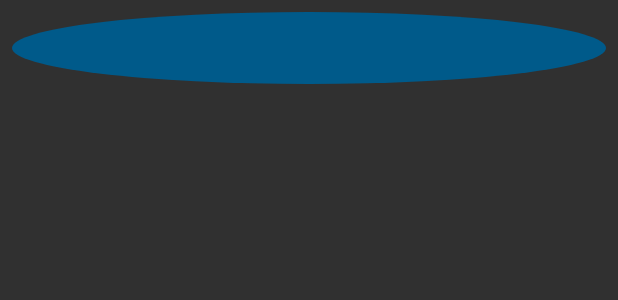
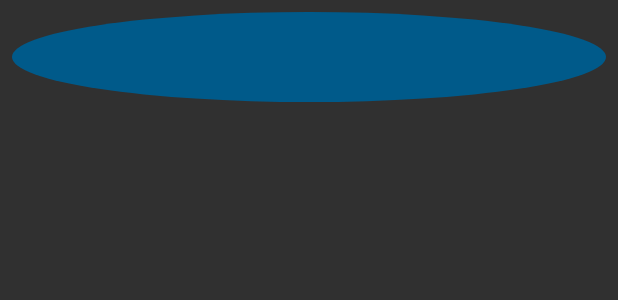
Before and after one commit to rodrigorhoads/BeatBox, an Android app: the layout list_item_sound.xml on its own in the app's theme, with its tools: preview values and no code run, on a phone screen of 412 x 824 dp. Shown: the top 300 px of the screen. Run offline under Robolectric (Android 15) with nearby library versions, the phone set to English and light mode, and no system bars.

Commit message:
teste jenkins

```diff
--- a/app/src/main/res/layout/list_item_sound.xml
+++ b/app/src/main/res/layout/list_item_sound.xml
@@ -16,7 +16,7 @@
         android:id="@+id/sound_button"
         android:layout_gravity="center"
         android:layout_width="match_parent"
-        android:layout_height="match_parent"
+        android:layout_height="60dp"
         android:onClick="@{()->viewModel.onButtonClicked()}"
         android:text="@{viewModel.title}"
         />
```
